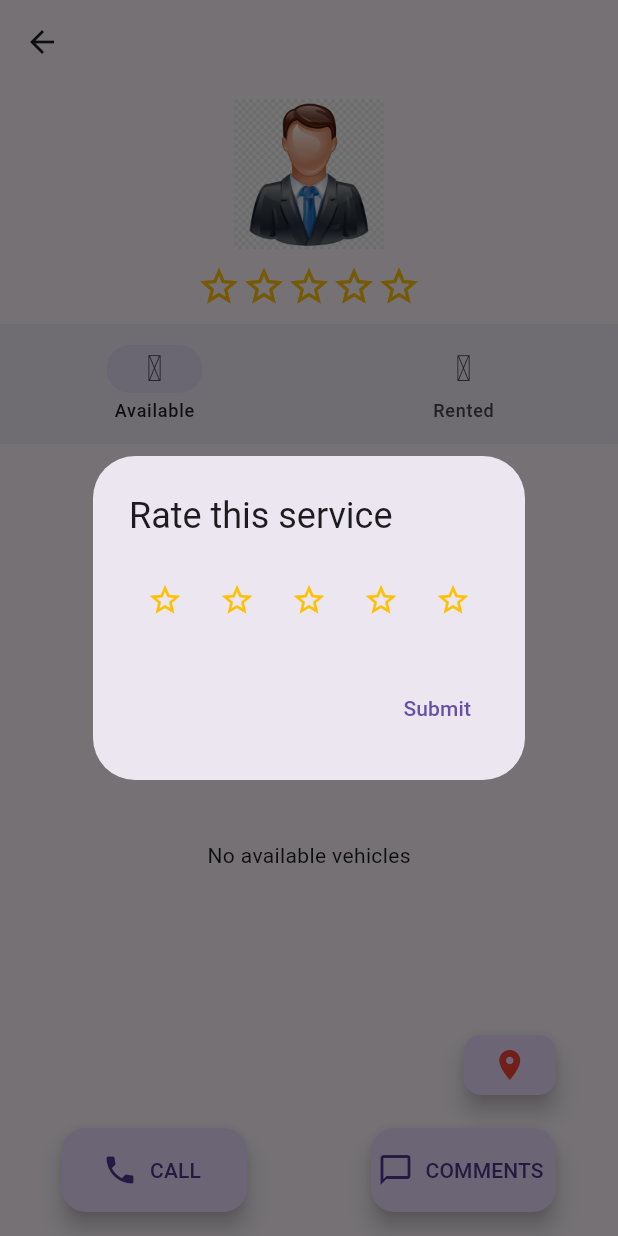
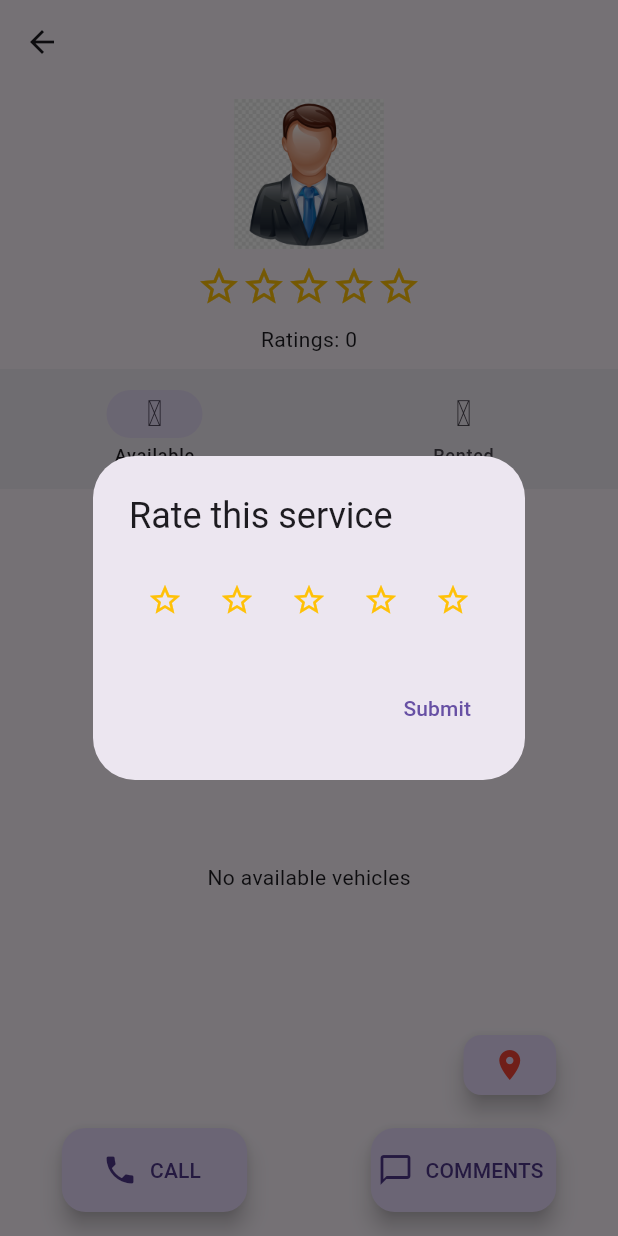
Before and after one commit to lotfi-gg/rentme-repo, a Flutter app: the PublicProfile screen opened directly with empty values, after a tap on the "star border" icon, on a phone screen of 412 x 824 dp. Run offline on Flutter 3.47's test engine with Material 3 defaults, Android fonts, the light colour scheme and no system bars; our stand-ins replace awesome_dialog, cloud_firestore, firebase_auth, firebase_core, firebase_messaging, firebase_storage and 6 more; accounts and stored records are empty.

Commit message:
update public profile

```diff
--- a/lib/search_by_car.dart
+++ b/lib/home/search_by_car.dart
@@ -1,9 +1,9 @@
 import 'package:cloud_firestore/cloud_firestore.dart';
 import 'package:firebase_auth/firebase_auth.dart';
 import 'package:flutter/material.dart';
-import 'package:rentme/home_page.dart';
+import 'package:rentme/home/home_page.dart';
 import 'package:rentme/models/user_model.dart'; // ChatUser model
-import 'package:rentme/public_profile.dart'; // PublicProfile widget
+import 'package:rentme/public%20profile/public_profile.dart'; // PublicProfile widget
 
 class SearchByCar extends StatefulWidget {
   const SearchByCar({super.key});
--- a/lib/search_by_location.dart
+++ b/lib/home/search_by_location.dart
@@ -1,7 +1,7 @@
 import 'package:cloud_firestore/cloud_firestore.dart';
 import 'package:flutter/material.dart';
 import 'package:rentme/models/user_model.dart'; // ChatUser model
-import 'package:rentme/public_profile.dart'; // PublicProfile widget
+import 'package:rentme/public%20profile/public_profile.dart'; // PublicProfile widget
 
 class SearchByLocation extends StatelessWidget {
   final String? country;
--- a/lib/add_vehicle.dart
+++ b/lib/my profile/cars/add_vehicle.dart
@@ -3,7 +3,7 @@ import 'package:flutter/material.dart';
 import 'package:image_picker/image_picker.dart';
 import 'package:rentme/firebase/fire_auth.dart';
 import 'package:rentme/firebase/fire_storage.dart';
-import 'package:rentme/my_vehicles.dart';
+import 'package:rentme/my%20profile/cars/my_vehicles.dart';
 
 class AddVehicle extends StatefulWidget {
   const AddVehicle({super.key});
--- a/lib/avaiable_cars.dart
+++ b/lib/my profile/cars/avaiable_cars.dart
@@ -2,9 +2,9 @@ import 'package:cloud_firestore/cloud_firestore.dart';
 import 'package:firebase_auth/firebase_auth.dart';
 import 'package:firebase_messaging/firebase_messaging.dart';
 import 'package:flutter/material.dart';
-import 'package:rentme/add_vehicle.dart';
-import 'package:rentme/edit_vehicle.dart';
-import 'package:rentme/my_profile.dart';
+import 'package:rentme/my%20profile/cars/add_vehicle.dart';
+import 'package:rentme/my%20profile/cars/edit_vehicle.dart';
+import 'package:rentme/my%20profile/my_profile.dart';
 
 class AvaiableCars extends StatefulWidget {
   const AvaiableCars({super.key});
--- a/lib/my_vehicles.dart
+++ b/lib/my profile/cars/my_vehicles.dart
@@ -1,7 +1,7 @@
 import 'package:flutter/material.dart';
 import 'package:iconsax/iconsax.dart';
-import 'package:rentme/avaiable_cars.dart';
-import 'package:rentme/rented_cars.dart';
+import 'package:rentme/my%20profile/cars/avaiable_cars.dart';
+import 'package:rentme/my%20profile/cars/rented_cars.dart';
 
 class MyVehicles extends StatefulWidget {
   const MyVehicles({super.key});
--- a/lib/rented_cars.dart
+++ b/lib/my profile/cars/rented_cars.dart
@@ -2,8 +2,8 @@ import 'dart:async';
 import 'package:cloud_firestore/cloud_firestore.dart';
 import 'package:firebase_auth/firebase_auth.dart';
 import 'package:flutter/material.dart';
-import 'package:rentme/edit_vehicle.dart';
-import 'package:rentme/my_profile.dart';
+import 'package:rentme/my%20profile/cars/edit_vehicle.dart';
+import 'package:rentme/my%20profile/my_profile.dart';
 
 class RentedCars extends StatefulWidget {
   const RentedCars({super.key});
--- a/lib/my_profile.dart
+++ b/lib/my profile/my_profile.dart
@@ -6,9 +6,9 @@ import 'package:iconsax/iconsax.dart';
 import 'package:image_picker/image_picker.dart';
 import 'package:rentme/firebase/fire_auth.dart';
 import 'package:rentme/firebase/fire_storage.dart';
-import 'package:rentme/home_page.dart';
+import 'package:rentme/home/home_page.dart';
 import 'package:rentme/models/user_model.dart';
-import 'package:rentme/my_vehicles.dart';
+import 'package:rentme/my%20profile/cars/my_vehicles.dart';
 
 class MyProfile extends StatefulWidget {
   const MyProfile({super.key});
--- a/lib/public_avaiable_cars.dart
+++ b/lib/public profile/public_avaiable_cars.dart
@@ -24,7 +24,10 @@ class _PublicAvaiableCarsState extends State<PublicAvaiableCars> {
                   .collection('users')
                   .doc(FirebaseAuth.instance.currentUser!.uid)
                   .collection('cars')
-                  .where('avaiableIn', isEqualTo: 0) // ✅ only available cars
+                  .where(
+                    'status',
+                    isEqualTo: 'Available',
+                  ) // ✅ only available cars
                   .snapshots(),
               builder: (context, snapshot) {
                 if (snapshot.connectionState == ConnectionState.waiting) {
--- a/lib/public_profile.dart
+++ b/lib/public profile/public_profile.dart
@@ -5,8 +5,8 @@ import 'package:flutter/material.dart';
 import 'package:rentme/models/user_model.dart';
 import 'package:url_launcher/url_launcher.dart';
 import 'package:iconsax/iconsax.dart';
-import 'package:rentme/public_avaiable_cars.dart';
-import 'package:rentme/public_rented_cars.dart';
+import 'package:rentme/public%20profile/public_avaiable_cars.dart';
+import 'package:rentme/public%20profile/public_rented_cars.dart';
 import 'package:intl/intl.dart';
 
 class PublicProfile extends StatefulWidget {
@@ -98,8 +98,17 @@ class _PublicProfileState extends State<PublicProfile> {
                 .collection('ratings')
                 .snapshots(),
             builder: (context, snapshot) {
-              if (!snapshot.hasData || snapshot.data!.docs.isEmpty) {
-                return InkWell(
+              if (!snapshot.hasData) {
+                return const SizedBox();
+              }
+
+              final docs = snapshot.data!.docs;
+
+              if (docs.isEmpty) {
+                // 👇 No ratings yet
+                return Column(
+                  children: [
+                    InkWell(
                       onTap: () => _showRatingDialog(context),
                       child: Row(
                         mainAxisAlignment: MainAxisAlignment.center,
@@ -111,10 +120,15 @@ class _PublicProfileState extends State<PublicProfile> {
                           );
                         }),
                       ),
+                    ),
+                    const SizedBox(height: 10),
+                    const Text('Ratings: 0'), // 👈 Always show count
+                  ],
                 );
               }
 
-              final ratings = snapshot.data!.docs
+              // 👇 There are ratings
+              final ratings = docs
                   .map(
                     (doc) =>
                         (doc.data() as Map<String, dynamic>)['stars'] as int,
@@ -142,7 +156,7 @@ class _PublicProfileState extends State<PublicProfile> {
                     ),
                   ),
                   const SizedBox(height: 10),
-                  Text('Ratings: ${ratings.length}'),
+                  Text('Ratings: ${ratings.length}'), // 👈 Dynamic count
                 ],
               );
             },
--- a/lib/public_rented_cars.dart
+++ b/lib/public profile/public_rented_cars.dart
@@ -22,7 +22,7 @@ class _PublicRentedCarsState extends State<PublicRentedCars> {
                   .collection('users')
                   .doc(FirebaseAuth.instance.currentUser!.uid)
                   .collection('cars')
-                  .where('avaiableIn', isNotEqualTo: 0) // ✅ only rented cars
+                  .where('status', isNotEqualTo: 'Rented') // ✅ only rented cars
                   .snapshots(),
               builder: (context, snapshot) {
                 if (snapshot.connectionState == ConnectionState.waiting) {
--- a/lib/welcome_page.dart
+++ b/lib/welcome_page.dart
@@ -1,5 +1,6 @@
 import 'package:flutter/material.dart';
 import 'package:rentme/auth.dart';
+import 'package:shared_preferences/shared_preferences.dart';
 
 class WelcomePage extends StatefulWidget {
   const WelcomePage({super.key});
@@ -24,7 +25,10 @@ class _WelcomePageState extends State<WelcomePage> {
             ),
             SizedBox(height: 100),
             TextButton(
-              onPressed: () {
+              onPressed: () async {
+                final prefs =
+                                  await SharedPreferences.getInstance();
+                              await prefs.setBool('isFirstTime', false);
                 Navigator.push(
                   context,
                   MaterialPageRoute(builder: (context) => Auth()),
```
Also changed, not shown: lib/home/home_page.dart (renamed from lib/home_page.dart, +48 -10 lines), lib/main.dart (+14 -10 lines), lib/my profile/cars/edit_vehicle.dart (renamed from lib/edit_vehicle.dart, +2 -28 lines), lib/home/create_page.dart (renamed from lib/create_page.dart). Lines whose indentation alone changed are shown as unchanged.
